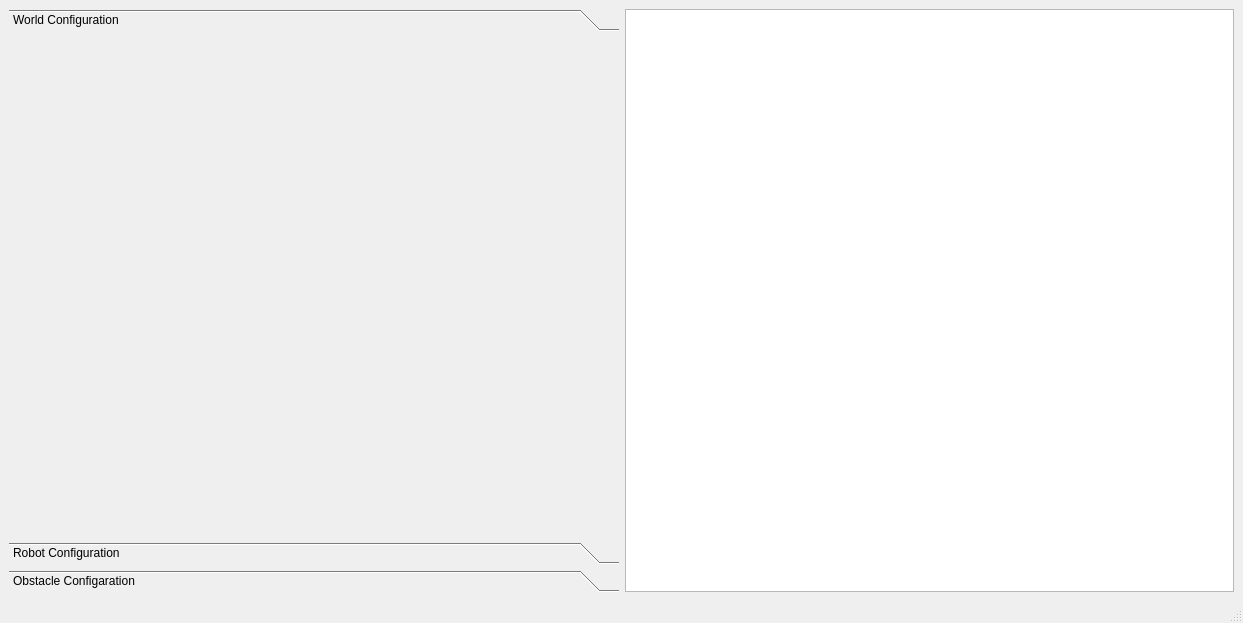
This is mainwindow.ui in denis-fekete/icp_project as Qt 5 draws it before an edit. The edited form follows.
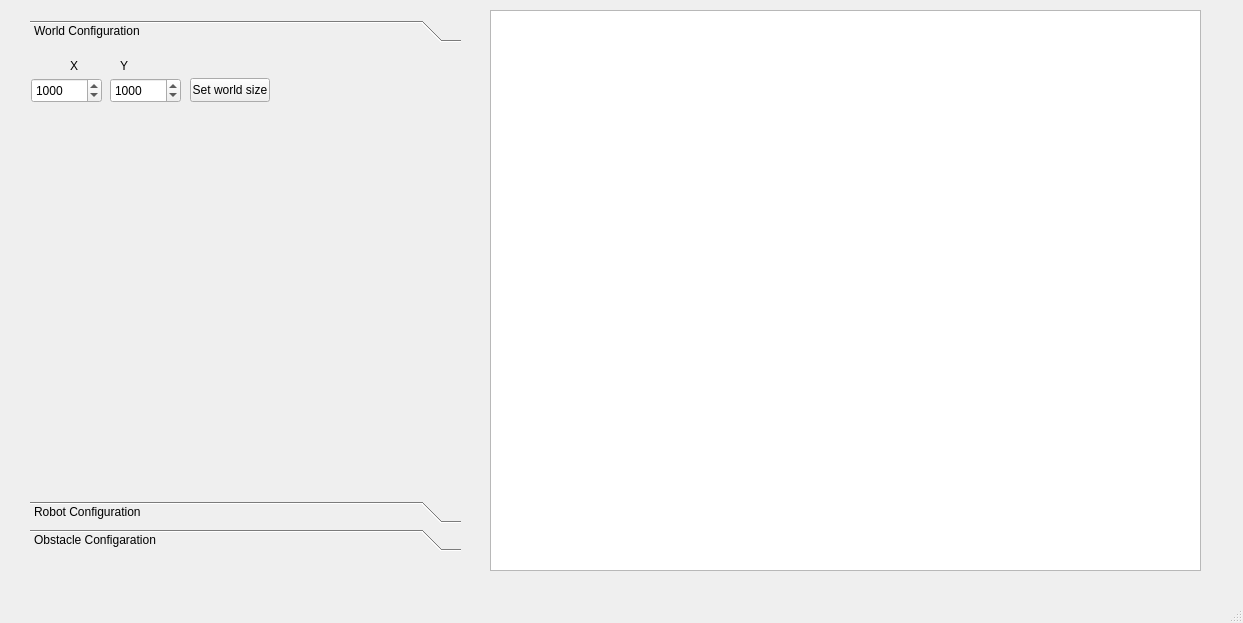
This is the edited form. The open tabs and pages were chosen to show the change.

Commit message: add world configuration

Patch:
```diff
--- a/mainwindow.ui
+++ b/mainwindow.ui
@@ -14,12 +14,25 @@
    <string>MainWindow</string>
   </property>
   <widget class="QWidget" name="centralwidget">
-   <layout class="QGridLayout" name="gridLayout_3">
-    <item row="0" column="1">
-     <widget class="QGraphicsView" name="graphicsView"/>
-    </item>
-    <item row="0" column="0">
+   <widget class="QGraphicsView" name="graphicsView">
+    <property name="geometry">
+     <rect>
+      <x>490</x>
+      <y>10</y>
+      <width>711</width>
+      <height>561</height>
+     </rect>
+    </property>
+   </widget>
      <widget class="QToolBox" name="toolBox">
+    <property name="geometry">
+     <rect>
+      <x>30</x>
+      <y>20</y>
+      <width>431</width>
+      <height>531</height>
+     </rect>
+    </property>
       <property name="currentIndex">
        <number>1</number>
       </property>
@@ -28,13 +41,84 @@
         <rect>
          <x>0</x>
          <y>0</y>
-         <width>610</width>
-         <height>472</height>
+       <width>431</width>
+       <height>441</height>
         </rect>
        </property>
        <attribute name="label">
         <string>World Configuration</string>
        </attribute>
+     <widget class="QSpinBox" name="sBox_worldc_sizeX">
+      <property name="geometry">
+       <rect>
+        <x>1</x>
+        <y>30</y>
+        <width>71</width>
+        <height>25</height>
+       </rect>
+      </property>
+      <property name="maximum">
+       <number>99999</number>
+      </property>
+      <property name="value">
+       <number>1000</number>
+      </property>
+     </widget>
+     <widget class="QSpinBox" name="sBox_worldc_sizeY">
+      <property name="geometry">
+       <rect>
+        <x>80</x>
+        <y>30</y>
+        <width>71</width>
+        <height>25</height>
+       </rect>
+      </property>
+      <property name="maximum">
+       <number>99999</number>
+      </property>
+      <property name="value">
+       <number>1000</number>
+      </property>
+     </widget>
+     <widget class="QLabel" name="label_10">
+      <property name="geometry">
+       <rect>
+        <x>40</x>
+        <y>10</y>
+        <width>21</width>
+        <height>16</height>
+       </rect>
+      </property>
+      <property name="text">
+       <string>X</string>
+      </property>
+     </widget>
+     <widget class="QLabel" name="label_11">
+      <property name="geometry">
+       <rect>
+        <x>90</x>
+        <y>10</y>
+        <width>21</width>
+        <height>16</height>
+       </rect>
+      </property>
+      <property name="text">
+       <string>Y</string>
+      </property>
+     </widget>
+     <widget class="QPushButton" name="btn_applyWorldConfigSize">
+      <property name="geometry">
+       <rect>
+        <x>160</x>
+        <y>30</y>
+        <width>80</width>
+        <height>24</height>
+       </rect>
+      </property>
+      <property name="text">
+       <string>Set world size</string>
+      </property>
+     </widget>
       </widget>
       <widget class="QWidget" name="_2RobotConfiguration">
        <property name="geometry">
@@ -290,8 +374,6 @@
        </attribute>
       </widget>
      </widget>
-    </item>
-   </layout>
   </widget>
   <widget class="QMenuBar" name="menubar">
    <property name="geometry">
```
Left out of the diff: 24 changed lines with no effect on the pictures. Lines whose indentation alone changed are shown as unchanged. The commit also changes 8 other files.
